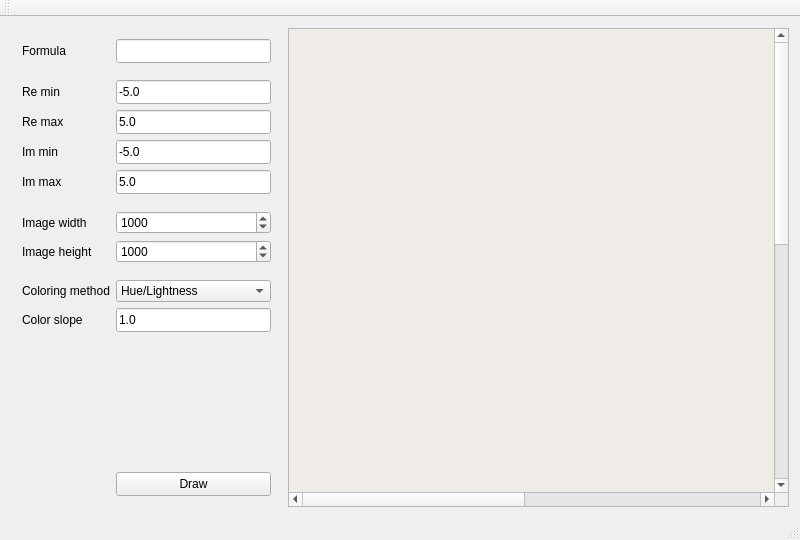
First picture: the form in src/mainwindow.ui, repository mistarro/complex-plot, before the edit.
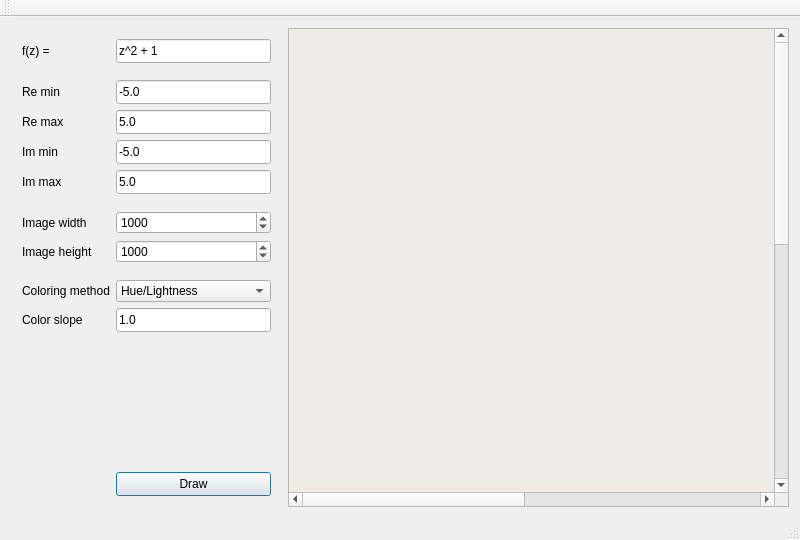
Second picture: the form after the edit.

Commit message: Qt GUI: minor change in labels and initial values.

```diff
--- a/src/mainwindow.ui
+++ b/src/mainwindow.ui
@@ -51,7 +51,7 @@
           </size>
          </property>
          <property name="text">
-          <string>Formula</string>
+          <string>f(z) =</string>
          </property>
         </widget>
        </item>
@@ -69,6 +69,9 @@
            <height>24</height>
           </size>
          </property>
+         <property name="text">
+          <string>z^2 + 1</string>
+         </property>
         </widget>
        </item>
        <item row="1" column="1">
@@ -301,6 +304,9 @@
          <property name="text">
           <string>Draw</string>
          </property>
+         <property name="default">
+          <bool>true</bool>
+         </property>
         </widget>
        </item>
        <item row="10" column="0">
```
Left out of the diff: 13 changed lines with no effect on the pictures.
